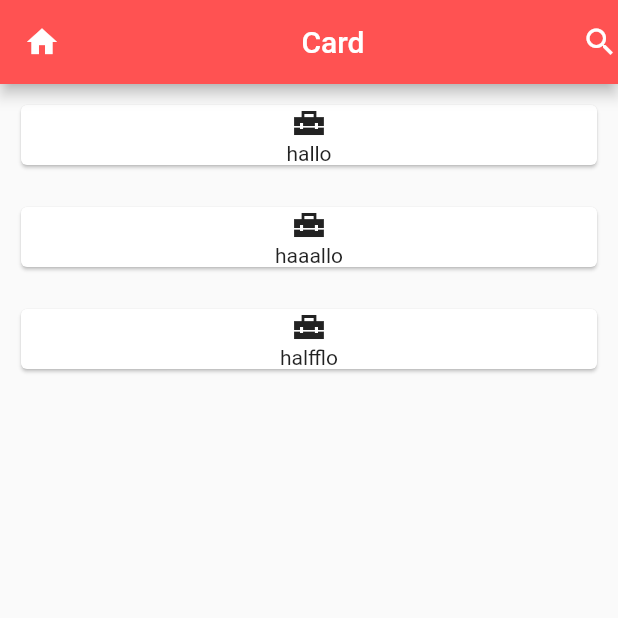
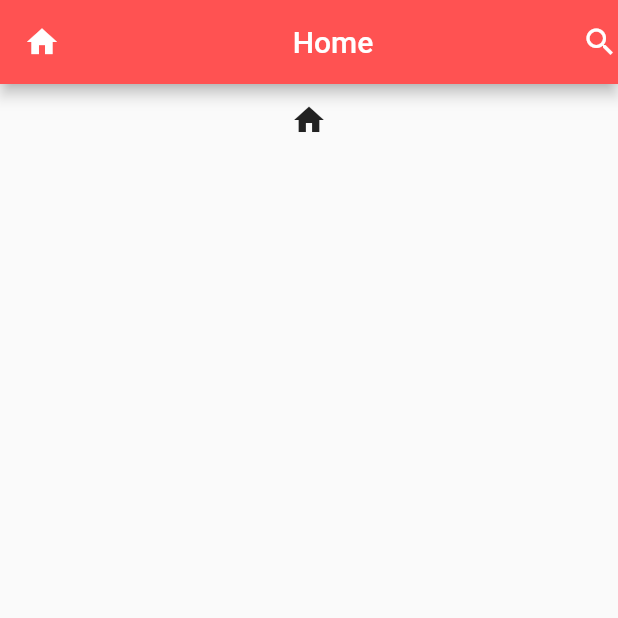
Before and after one commit to najibrobbani74/learnflutter-flutter, a Flutter app: the screen it shows after launch, on a phone screen of 412 x 824 dp, the top half of it. Run offline on Flutter 3.47's test engine with Material 2 defaults, Android fonts, the phone set to English and light mode, and no system bars.

```diff
--- /dev/null
+++ b/lib/Home.dart
@@ -0,0 +1,27 @@
+import 'package:flutter/material.dart';
+
+class Home extends StatelessWidget {
+  static String RouteName = "/Home";
+  @override
+  Widget build(BuildContext context) {
+    return Scaffold(
+        appBar: AppBar(
+          backgroundColor: Colors.redAccent,
+          leading: Icon(Icons.home),
+          title: Center(
+            child: Text("Home"),
+          ),
+          actions: [Icon(Icons.search)],
+        ),
+        body: Column(
+          children: [
+            Center(
+                child: IconButton(
+                    onPressed: () {
+                      Navigator.pushNamed(context, "/Music");
+                    },
+                    icon: Icon(Icons.home)))
+          ],
+        ));
+  }
+}
--- /dev/null
+++ b/lib/Routes.dart
@@ -0,0 +1,8 @@
+import 'package:flutter/material.dart';
+import 'package:learnflutter/Home.dart';
+import 'package:learnflutter/Music.dart';
+
+final Map<String, WidgetBuilder> Routes = {
+  Home.RouteName: (context) => Home(),
+  Music.RouteName: (context) => Music(),
+};
--- a/lib/main.dart
+++ b/lib/main.dart
@@ -1,56 +1,12 @@
-import 'package:flutter/cupertino.dart';
 import 'package:flutter/material.dart';
+import 'package:learnflutter/Routes.dart';
+
+import 'Home.dart';
 
 void main() {
   runApp(MaterialApp(
     title: "Appku",
     home: Home(),
+    routes: Routes,
   ));
 }
-
-class Home extends StatelessWidget {
-  @override
-  Widget build(BuildContext context) {
-    return Scaffold(
-        appBar: AppBar(
-          backgroundColor: Colors.redAccent,
-          leading: Icon(Icons.home),
-          title: Center(
-            child: Text("Card"),
-          ),
-          actions: [Icon(Icons.search)],
-        ),
-        body: Column(
-          children: [
-            CardRumah(Icons.home_repair_service_sharp, "hallo"),
-            CardRumah(Icons.home_repair_service_sharp, "haaallo"),
-            CardRumah(Icons.home_repair_service_sharp, "halfflo"),
-          ],
-        ));
-  }
-}
-
-class CardRumah extends StatelessWidget {
-  CardRumah(this.icon, this.text);
-  final IconData icon;
-  final String text;
-
-  @override
-  Widget build(BuildContext context) {
-    return Container(
-      padding: EdgeInsets.symmetric(vertical: 10, horizontal: 10),
-      child: Card(
-        child: Column(
-          children: [
-            Center(
-              child: Icon(icon),
-            ),
-            Center(
-              child: Text(text),
-            ),
-          ],
-        ),
-      ),
-    );
-  }
-}
```
Also changed, not shown: lib/Music.dart (added, +27 -0 lines).
